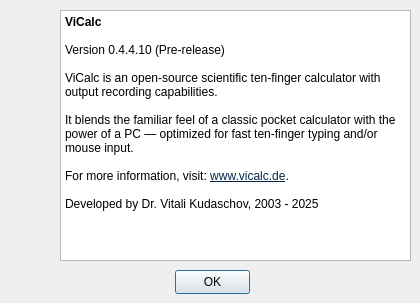
The window that vicalc/ui/about_dialog.ui (Kudaschov/ViCalc) describes before a commit, drawn with Qt 5.
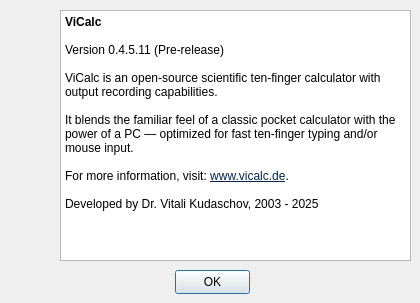
The same window after the commit. Icons and pictures are not drawn.

```diff
--- a/vicalc/ui/about_dialog.ui
+++ b/vicalc/ui/about_dialog.ui
@@ -61,7 +61,7 @@
 &lt;/style&gt;&lt;/head&gt;&lt;body style=&quot; font-family:'Segoe UI'; font-size:9pt; font-weight:400; font-style:normal;&quot;&gt;
 &lt;p style=&quot; margin-top:0px; margin-bottom:0px; margin-left:0px; margin-right:0px; -qt-block-indent:0; text-indent:0px;&quot;&gt;&lt;span style=&quot; font-weight:700;&quot;&gt;ViCalc&lt;/span&gt;&lt;/p&gt;
 &lt;p style=&quot;-qt-paragraph-type:empty; margin-top:0px; margin-bottom:0px; margin-left:0px; margin-right:0px; -qt-block-indent:0; text-indent:0px; font-weight:700;&quot;&gt;&lt;br /&gt;&lt;/p&gt;
-&lt;p style=&quot; margin-top:0px; margin-bottom:0px; margin-left:0px; margin-right:0px; -qt-block-indent:0; text-indent:0px;&quot;&gt;Version 0.4.4.10 (Pre-release)&lt;/p&gt;
+&lt;p style=&quot; margin-top:0px; margin-bottom:0px; margin-left:0px; margin-right:0px; -qt-block-indent:0; text-indent:0px;&quot;&gt;Version 0.4.5.11 (Pre-release)&lt;/p&gt;
 &lt;p style=&quot;-qt-paragraph-type:empty; margin-top:0px; margin-bottom:0px; margin-left:0px; margin-right:0px; -qt-block-indent:0; text-indent:0px;&quot;&gt;&lt;br /&gt;&lt;/p&gt;
 &lt;p style=&quot; margin-top:0px; margin-bottom:0px; margin-left:0px; margin-right:0px; -qt-block-indent:0; text-indent:0px;&quot;&gt;ViCalc is an open-source scientific ten-finger calculator with output recording capabilities.&lt;/p&gt;
 &lt;p style=&quot;-qt-paragraph-type:empty; margin-top:0px; margin-bottom:0px; margin-left:0px; margin-right:0px; -qt-block-indent:0; text-indent:0px;&quot;&gt;&lt;br /&gt;&lt;/p&gt;
```
